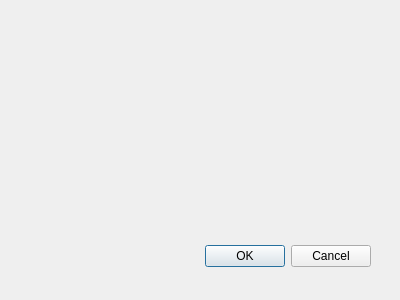
Above: LaboLangue/qcm.ui from Sam-Depardieu/Labo-de-langue before the change. Below: the same form after it.
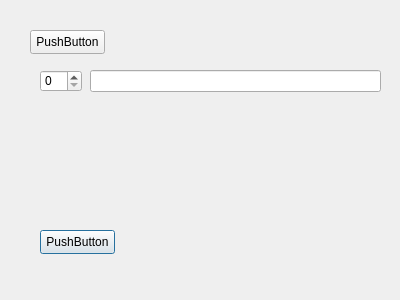
That is the form after the change.

```diff
--- a/LaboLangue/qcm.ui
+++ b/LaboLangue/qcm.ui
@@ -13,20 +13,50 @@
   <property name="windowTitle">
    <string>Dialog</string>
   </property>
-  <widget class="QDialogButtonBox" name="buttonBox">
+  <widget class="QPushButton" name="pushButton">
+   <property name="geometry">
+    <rect>
+     <x>40</x>
+     <y>230</y>
+     <width>75</width>
+     <height>24</height>
+    </rect>
+   </property>
+   <property name="text">
+    <string>PushButton</string>
+   </property>
+  </widget>
+  <widget class="QPushButton" name="pushButton_2">
    <property name="geometry">
     <rect>
      <x>30</x>
-     <y>240</y>
-     <width>341</width>
-     <height>32</height>
+     <y>30</y>
+     <width>75</width>
+     <height>24</height>
     </rect>
    </property>
-   <property name="orientation">
-    <enum>Qt::Horizontal</enum>
+   <property name="text">
+    <string>PushButton</string>
    </property>
-   <property name="standardButtons">
-    <set>QDialogButtonBox::Cancel|QDialogButtonBox::Ok</set>
+  </widget>
+  <widget class="QLineEdit" name="lineEdit">
+   <property name="geometry">
+    <rect>
+     <x>90</x>
+     <y>70</y>
+     <width>291</width>
+     <height>22</height>
+    </rect>
+   </property>
+  </widget>
+  <widget class="QSpinBox" name="spinBox">
+   <property name="geometry">
+    <rect>
+     <x>40</x>
+     <y>70</y>
+     <width>42</width>
+     <height>22</height>
+    </rect>
    </property>
   </widget>
  </widget>
```
Left out of the diff: 35 changed lines with no effect on the pictures.
